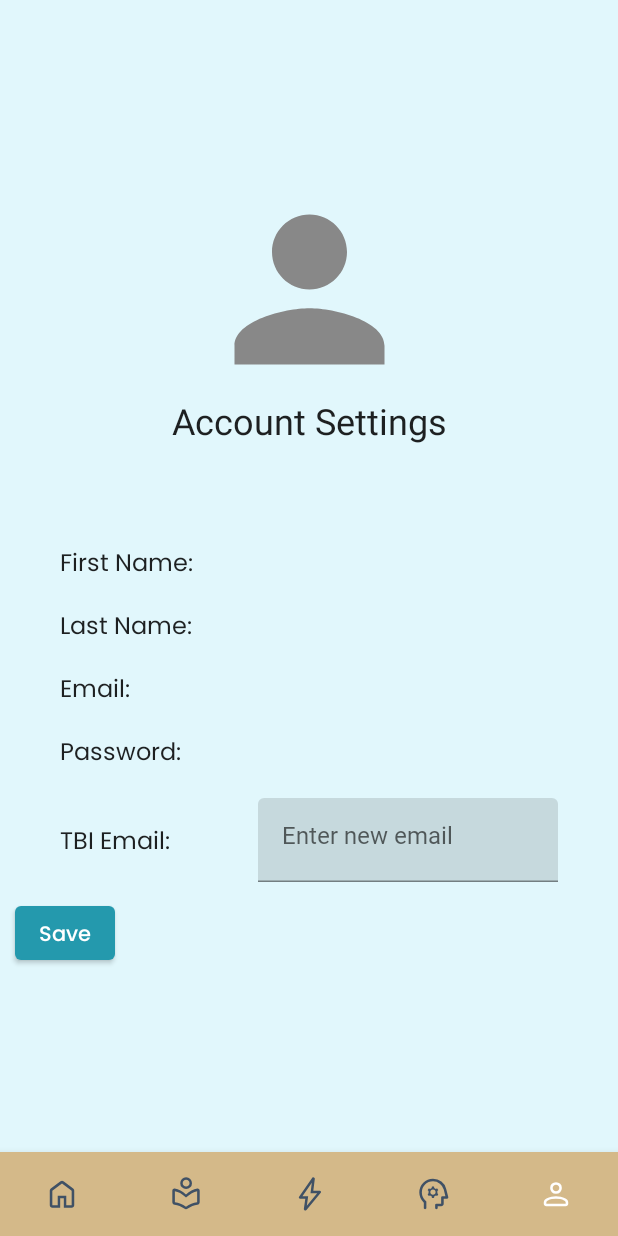
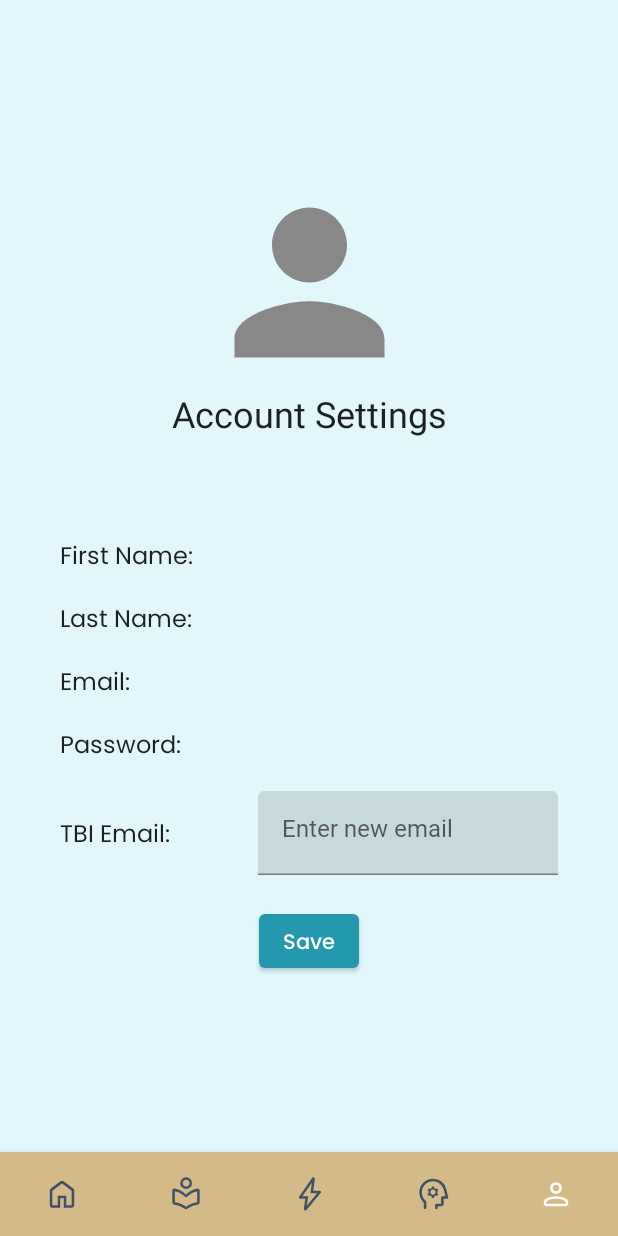
Before and after one commit to Hassan3924/Recallify, an Android app built with Jetpack Compose: the GuardianAccountsActivity screen opened directly, with no data from a screen before it, on a phone screen of 412 x 824 dp. Run offline under Robolectric (Android 15) with nearby library versions, the phone set to English and light mode, and no system bars; our stand-ins replace Firebase (no records; nobody signed in at launch, a user with empty details on screens opened directly), accompanist.

Commit message:
Made some modification to the Main Profile making things middle aligned and neater.

```diff
--- a/app/src/main/java/com/example/recallify/view/ui/feature/guradian_application/guardian_account/GuardianAccountsActivity.kt
+++ b/app/src/main/java/com/example/recallify/view/ui/feature/guradian_application/guardian_account/GuardianAccountsActivity.kt
@@ -133,7 +133,9 @@
                     .fillMaxWidth()
                     .padding(horizontal = 10.dp)
                     .padding(top = 50.dp)
-                    .padding(bottom = 8.dp)) {
+                    .padding(bottom = 8.dp),
+                Arrangement.Center,
+                Alignment.CenterHorizontally) {
 
                     var firstName: String by remember { mutableStateOf("") }
                     var lastName: String by remember { mutableStateOf("") }
@@ -255,7 +257,7 @@
                                 }
                             }
 
-                    Button(
+                    Button(modifier = Modifier.padding(top = 10.dp),
                         onClick = {
                             // Encode email address to use as key in Firebase database
                             val encodedEmail = tbiEmail.replace(".", "_")
@@ -290,59 +292,8 @@
 //                        enabled = showEmailField && tbiEmail.isNotBlank()
                     ) {
                         Text("Save")
+                        }
                     }
-
-
-//                    LaunchedEffect(isDataChanged) {
-//                        database.child(current).child("profile").addListenerForSingleValueEvent(object : ValueEventListener {
-//                            override fun onDataChange(dataSnapshot: DataSnapshot) {
-//                                firstName = dataSnapshot.child("firstname").getValue(String::class.java) ?: ""
-//                                lastName = dataSnapshot.child("lastname").getValue(String::class.java) ?: ""
-//                                email = dataSnapshot.child("email").getValue(String::class.java) ?: ""
-//                                password = dataSnapshot.child("password").getValue(String::class.java) ?: ""
-//                                tbiEmail = dataSnapshot.child("TBI Email").getValue(String::class.java) ?: ""
-//
-//                                // Add listener for changes in the email value
-//                                val emailRef = database.child(current).child("profile").child("TBI Email")
-//                                emailRef.addValueEventListener(object : ValueEventListener {
-//                                    override fun onDataChange(dataSnapshot: DataSnapshot) {
-//                                        val email = dataSnapshot.getValue(String::class.java) ?: ""
-//
-//                                        val encodedEmail = email.replace(".", ",")
-//                                        // Query the database for the UID associated with the email
-//                                        val userRef = database.child("users").child("connections").child(encodedEmail)
-//
-//                                        Log.d("GuardianAccountActivity", "onDataChange called")
-//                                        userRef.addListenerForSingleValueEvent(object : ValueEventListener {
-//                                            override fun onDataChange(dataSnapshot: DataSnapshot) {
-//                                                if (dataSnapshot.exists()) {
-//                                                    val uid = dataSnapshot.getValue(String::class.java)
-//
-//                                                    // Set the uid value to a variable in JetPack Compose
-//                                                    // Replace "uidValue" with the name of the variable you want to use
-//                                                    var uidValue = uid
-//                                                    database.child("testing_connection").child("UID").setValue(uid)
-//
-//                                                }
-//                                            }
-//
-//                                            override fun onCancelled(databaseError: DatabaseError) {
-//                                                Log.w("GuardianAccountsActivity", "LoadProfile:onCancelled", databaseError.toException())
-//
-//                                            }
-//                                        })
-//                                    }
-//                                    override fun onCancelled(databaseError: DatabaseError) {
-//                                        Log.w("GuardianAccountsActivity", "LoadProfile:onCancelled", databaseError.toException())
-//                                    }
-//                                })
-//                            }
-//                            override fun onCancelled(error: DatabaseError) {
-//                                TODO()
-//                            }
-//                        })
-//                    }
-                }
                 }
             }
         }
```
Also changed, not shown: app/src/main/java/com/example/recallify/view/ui/feature/guradian_application/guardiandashboard/GuardiansDashboardActivity.kt (+7 -0 lines).
